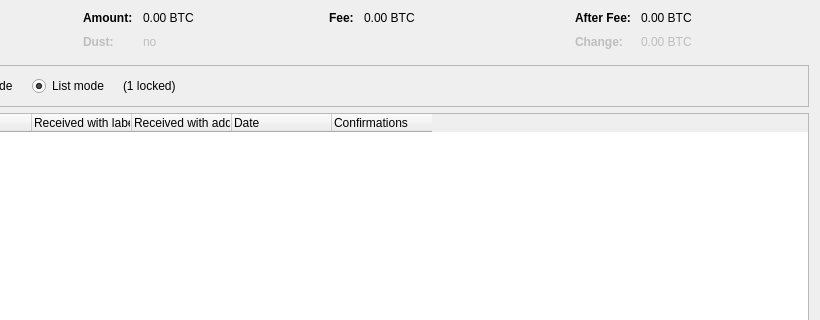
First picture: the form in src/qt/forms/coincontroldialog.ui, repository youngseoka/youngseokcoin_dd, before the edit; both pictures show x 180 to 1000 and y 0 to 320 of the 1000 by 500 pixel window.
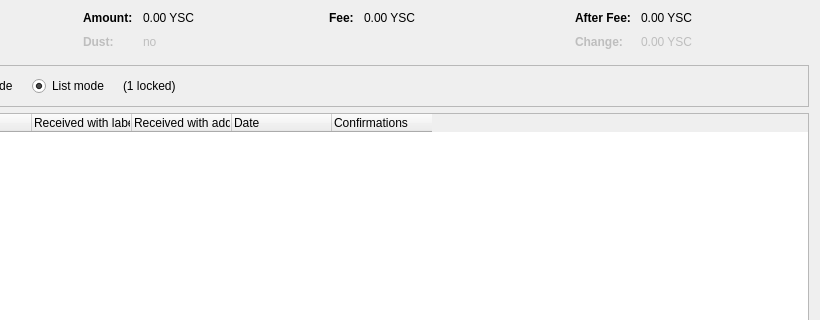
Second picture: the form after the edit. Custom widgets are drawn as their Qt base class.

Patch:
```diff
--- a/src/qt/forms/coincontroldialog.ui
+++ b/src/qt/forms/coincontroldialog.ui
@@ -132,7 +132,7 @@
           <enum>Qt::ActionsContextMenu</enum>
          </property>
          <property name="text">
-          <string notr="true">0.00 BTC</string>
+          <string notr="true">0.00 YSC</string>
          </property>
          <property name="textInteractionFlags">
           <set>Qt::LinksAccessibleByMouse|Qt::TextSelectableByKeyboard|Qt::TextSelectableByMouse</set>
@@ -212,7 +212,7 @@
           <enum>Qt::ActionsContextMenu</enum>
          </property>
          <property name="text">
-          <string notr="true">0.00 BTC</string>
+          <string notr="true">0.00 YSC</string>
          </property>
          <property name="textInteractionFlags">
           <set>Qt::LinksAccessibleByMouse|Qt::TextSelectableByKeyboard|Qt::TextSelectableByMouse</set>
@@ -257,7 +257,7 @@
           <enum>Qt::ActionsContextMenu</enum>
          </property>
          <property name="text">
-          <string notr="true">0.00 BTC</string>
+          <string notr="true">0.00 YSC</string>
          </property>
          <property name="textInteractionFlags">
           <set>Qt::LinksAccessibleByMouse|Qt::TextSelectableByKeyboard|Qt::TextSelectableByMouse</set>
@@ -292,7 +292,7 @@
           <enum>Qt::ActionsContextMenu</enum>
          </property>
          <property name="text">
-          <string notr="true">0.00 BTC</string>
+          <string notr="true">0.00 YSC</string>
          </property>
          <property name="textInteractionFlags">
           <set>Qt::LinksAccessibleByMouse|Qt::TextSelectableByKeyboard|Qt::TextSelectableByMouse</set>
```
